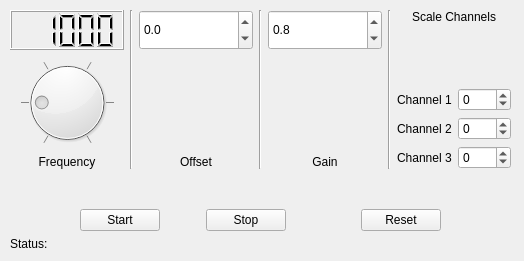
The window that ThreePhase.ui (Joeseidon/Lpad_2_Raspi_Comm_Test) describes before a commit, drawn with Qt 5.
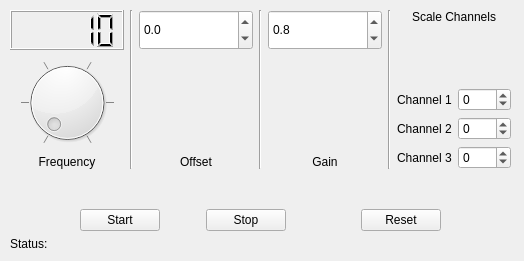
The same window after the commit.

What changed in the file:
```diff
--- a/ThreePhase.ui
+++ b/ThreePhase.ui
@@ -196,7 +196,7 @@
            <enum>QLCDNumber::Filled</enum>
           </property>
           <property name="intValue" stdset="0">
-           <number>1000</number>
+           <number>10</number>
           </property>
          </widget>
         </item>
@@ -212,7 +212,7 @@
            <number>100</number>
           </property>
           <property name="value">
-           <number>1000</number>
+           <number>10</number>
           </property>
           <property name="tracking">
            <bool>true</bool>
```
